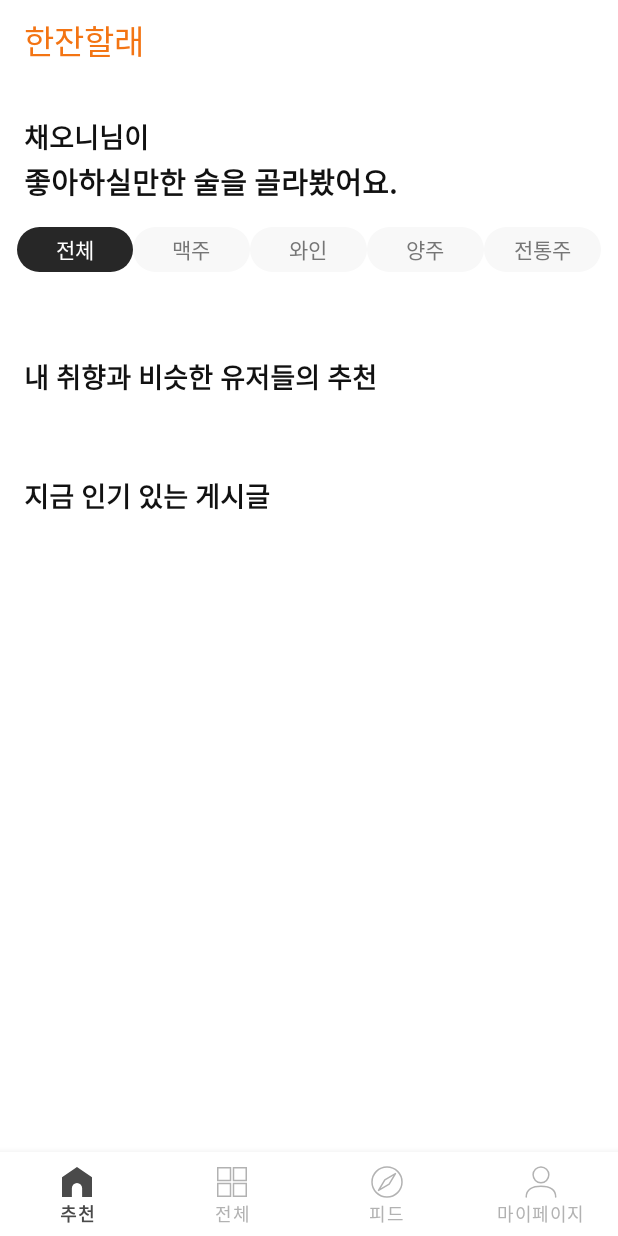
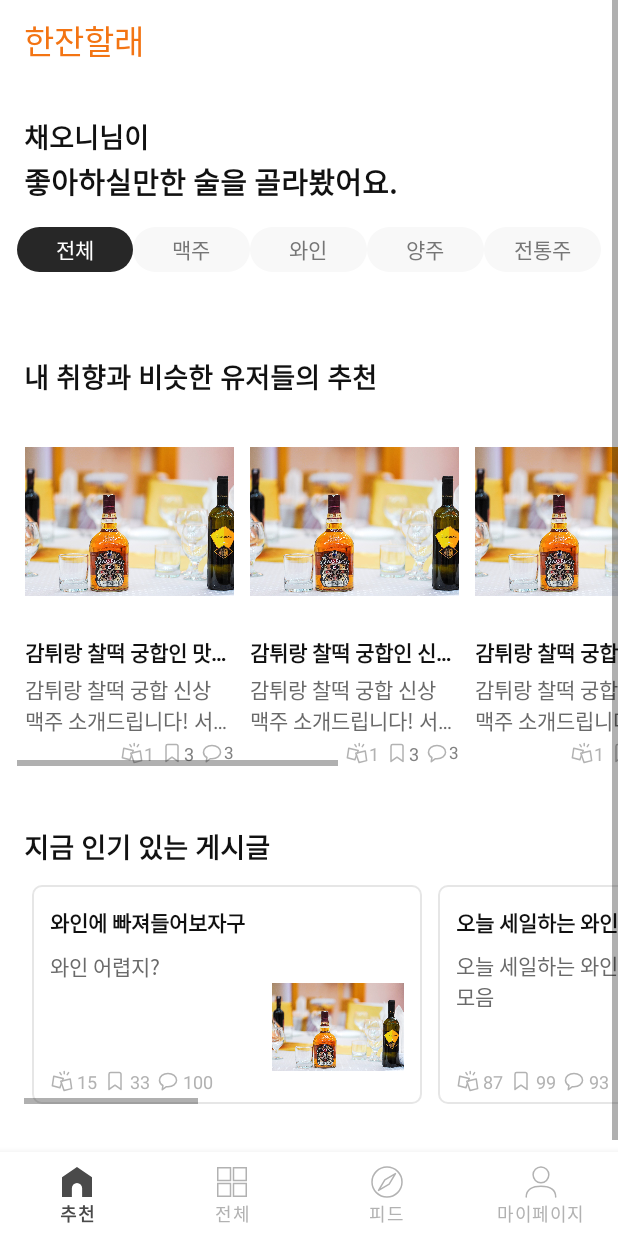
Before and after one commit to ReadyItGo-A-level/Frontend, an Android app: the RecommendFragment screen opened directly, with no data from a screen before it, on a phone screen of 412 x 824 dp. Run offline under Robolectric (Android 15) with nearby library versions, the phone set to English and light mode, and no system bars.

Commit message:
feat:> 술 추천 페이지 구현 중

```diff
--- a/app/build.gradle
+++ b/app/build.gradle
@@ -58,8 +58,6 @@ dependencies {
     implementation 'com.squareup.okhttp3:logging-interceptor:4.8.0'
 
     implementation 'org.conscrypt:conscrypt-android:2.5.2'
-    implementation 'com.google.android.material:material:1.6.1'
-
     implementation 'com.github.bumptech.glide:glide:4.14.2'
 //    implementation 'com.google.code.gson:gson:2.10.0'
 }
--- a/app/src/main/java/com/example/a_level/recommend/RecommendFragment.kt
+++ b/app/src/main/java/com/example/a_level/recommend/RecommendFragment.kt
@@ -195,18 +195,18 @@ class RecommendFragment : Fragment() {
 //        recommendUserRecyclerViewData.add(RecommendUserRecyclerViewData("간치아", "모스카토 로제"))
 
         recommendSimilarRecyclerViewData= arrayListOf()
-//        recommendSimilarRecyclerViewData.add(RecommendSimilarRecyclerViewData("감튀랑 찰떡 궁합인 맛있는 맥주", "감튀랑 찰떡 궁합 신상 맥주 소개드립니다! 서초구 최대 호프집!","1", "3", "3"))
-//        recommendSimilarRecyclerViewData.add(RecommendSimilarRecyclerViewData("감튀랑 찰떡 궁합인 신본 걸", "감튀랑 찰떡 궁합 신상 맥주 소개드립니다! 서초구 최대","1", "3", "3"))
-//        recommendSimilarRecyclerViewData.add(RecommendSimilarRecyclerViewData("감튀랑 찰떡 궁합인 신본 걸", "감튀랑 찰떡 궁합 신상 맥주 소개드립니다! 서초구 최대","1", "3", "3"))
-//        recommendSimilarRecyclerViewData.add(RecommendSimilarRecyclerViewData("감튀랑 찰떡 궁합인 신본 걸", "감튀랑 찰떡 궁합 신상 맥주 소개드립니다! 서초구 최대","1", "3", "3"))
-//        recommendSimilarRecyclerViewData.add(RecommendSimilarRecyclerViewData("감튀랑 찰떡 궁합인 신본 걸", "감튀랑 찰떡 궁합 신상 맥주 소개드립니다! 서초구 최대","1", "3", "3"))
+        recommendSimilarRecyclerViewData.add(RecommendSimilarRecyclerViewData(1,"감튀랑 찰떡 궁합인 맛있는 맥주", "감튀랑 찰떡 궁합 신상 맥주 소개드립니다! 서초구 최대 호프집!","", 3, 3, 1))
+        recommendSimilarRecyclerViewData.add(RecommendSimilarRecyclerViewData(2,"감튀랑 찰떡 궁합인 신본 걸", "감튀랑 찰떡 궁합 신상 맥주 소개드립니다! 서초구 최대","", 3, 3, 1))
+        recommendSimilarRecyclerViewData.add(RecommendSimilarRecyclerViewData(3,"감튀랑 찰떡 궁합인 신본 걸", "감튀랑 찰떡 궁합 신상 맥주 소개드립니다! 서초구 최대","", 3, 3, 1))
+        recommendSimilarRecyclerViewData.add(RecommendSimilarRecyclerViewData(4,"감튀랑 찰떡 궁합인 신본 걸", "감튀랑 찰떡 궁합 신상 맥주 소개드립니다! 서초구 최대","", 3, 3, 1))
+        recommendSimilarRecyclerViewData.add(RecommendSimilarRecyclerViewData(5,"감튀랑 찰떡 궁합인 신본 걸", "감튀랑 찰떡 궁합 신상 맥주 소개드립니다! 서초구 최대","", 3, 3, 1))
 
         recommendPopularRecyclerViewData= arrayListOf()
-//        recommendPopularRecyclerViewData.add(RecommendPopularRecyclerViewData("와인에 빠져들어보자구", "와인 어렵지?","100", "33", "15"))
-//        recommendPopularRecyclerViewData.add(RecommendPopularRecyclerViewData("오늘 세일하는 와인", "오늘 세일하는 와인 url 모음","93", "99", "87"))
-//        recommendPopularRecyclerViewData.add(RecommendPopularRecyclerViewData("와인 코르크 쉽게 따기", "코르크 따다가 와인에 빠뜨린 게","89", "16", "17"))
-//        recommendPopularRecyclerViewData.add(RecommendPopularRecyclerViewData("더 맛있게 마시기", "술을 더 건강하게 마시기 위해서는!","51", "9", "11"))
-//        recommendPopularRecyclerViewData.add(RecommendPopularRecyclerViewData("글 쓰기 힘들다", "이게 왜 인기에 ...?","31", "3", "34"))
+        recommendPopularRecyclerViewData.add(RecommendPopularRecyclerViewData(6,"와인에 빠져들어보자구", "와인 어렵지?","",100, 33, 15))
+        recommendPopularRecyclerViewData.add(RecommendPopularRecyclerViewData(7,"오늘 세일하는 와인", "오늘 세일하는 와인 url 모음","",93, 99, 87))
+        recommendPopularRecyclerViewData.add(RecommendPopularRecyclerViewData(8,"와인 코르크 쉽게 따기", "코르크 따다가 와인에 빠뜨린 게","",89, 16, 17))
+        recommendPopularRecyclerViewData.add(RecommendPopularRecyclerViewData(9,"더 맛있게 마시기", "술을 더 건강하게 마시기 위해서는!","",51, 9, 11))
+        recommendPopularRecyclerViewData.add(RecommendPopularRecyclerViewData(10,"글 쓰기 힘들다", "이게 왜 인기에 ...?","",31, 3, 34))
     }
 
     private fun replaceFragment(fragment: Fragment, category: Int) {
```
